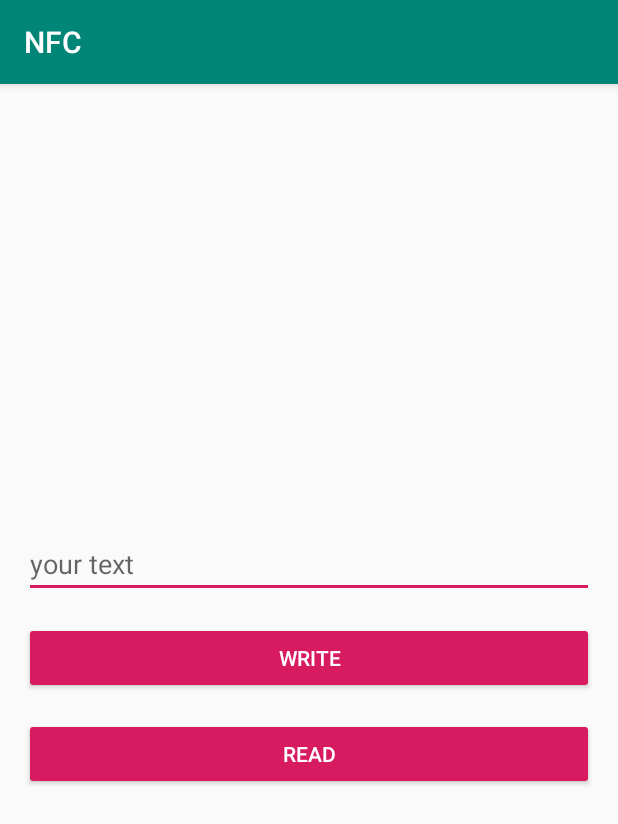
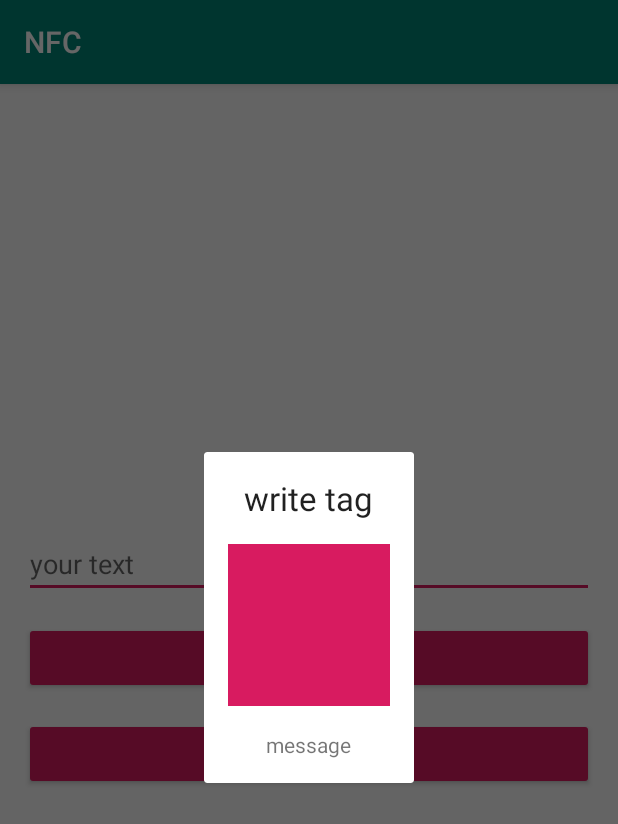
Before and after one commit to loisenjoki/NFC-Read-Write, an Android app: the screen it shows after launch (MainActivity), after a tap on "WRITE", on a phone screen of 412 x 824 dp. Shown: the top 824 px of the screen. Run offline under Robolectric (Android 15) with nearby library versions, the phone set to English and light mode, and no system bars; 1 statement that could not run was skipped.

Commit message:
created the read and write fragment

```diff
--- a/app/src/main/java/com/luisa/nfc/UI/Activities/MainActivity.kt
+++ b/app/src/main/java/com/luisa/nfc/UI/Activities/MainActivity.kt
@@ -2,28 +2,32 @@ package com.luisa.nfc.UI.Activities
 
 import android.app.PendingIntent
 import android.content.Intent
+import android.content.Intent.FLAG_ACTIVITY_SINGLE_TOP
 import android.content.IntentFilter
 import android.nfc.NfcAdapter
 import android.nfc.Tag
 import android.nfc.tech.Ndef
-import androidx.appcompat.app.AppCompatActivity
+import android.os.Build
 import android.os.Bundle
 import android.util.Log
 import android.widget.Button
 import android.widget.EditText
 import android.widget.Toast
+import androidx.annotation.RequiresApi
+import androidx.appcompat.app.AppCompatActivity
 import com.luisa.nfc.R
+import com.luisa.nfc.UI.Callbacks.DialogListener
 import com.luisa.nfc.UI.Fragments.NFCReadFragment
 import com.luisa.nfc.UI.Fragments.NFCWriteFragment
 
-class MainActivity : AppCompatActivity() {
+class MainActivity : AppCompatActivity() , DialogListener{
 
 
     private lateinit var mEtMessage: EditText
     private lateinit var mBtWrite: Button
     private lateinit var mBtRead: Button
-    private lateinit var mNfcWriteFragment: NFCWriteFragment
-    private lateinit var mNfcReadFragment: NFCReadFragment
+    private  var mNfcWriteFragment: NFCWriteFragment? = null
+    private   var mNfcReadFragment: NFCReadFragment? = null
 
 
     private var isDialogDisplayed = false
@@ -40,76 +44,100 @@ class MainActivity : AppCompatActivity() {
     }
 
     private fun initviews() {
-        mEtMessage = findViewById(R.id.et_message) as EditText
-        mBtWrite = findViewById(R.id.btn_write) as Button
-        mBtRead = findViewById(R.id.btn_read) as Button
-
+        mEtMessage = findViewById(R.id.et_message)
+        mBtWrite = findViewById(R.id.btn_write)
+        mBtRead = findViewById(R.id.btn_read)
         mBtWrite.setOnClickListener { view -> showWriteFragment() }
         mBtRead.setOnClickListener { view -> showReadFragment() }
     }
 
     private fun showReadFragment() {
+        mNfcReadFragment =(NFCReadFragment.TAG) as? NFCReadFragment
+
+        if (mNfcReadFragment == null) {
+            mNfcReadFragment = NFCReadFragment.newInstance()
+        }
+        mNfcReadFragment!!.show(supportFragmentManager, NFCReadFragment.TAG)
 
     }
 
     private fun showWriteFragment() {
         isWrite = true
-
-        mNfcWriteFragment =
-            fragmentManager.findFragmentByTag(NFCWriteFragment.TAG) as NFCWriteFragment
+        mNfcWriteFragment =(NFCWriteFragment.TAG) as? NFCWriteFragment
 
         if (mNfcWriteFragment == null) {
-
             mNfcWriteFragment = NFCWriteFragment.newInstance()
         }
-        mNfcWriteFragment.show(fragmentManager, NFCWriteFragment.TAG)
+        mNfcWriteFragment!!.show(supportFragmentManager, NFCWriteFragment.TAG)
     }
 
-    protected override fun onResume() {
+     override fun onResume() {
         super.onResume()
         val tagDetected = IntentFilter(NfcAdapter.ACTION_TAG_DISCOVERED)
         val ndefDetected = IntentFilter(NfcAdapter.ACTION_NDEF_DISCOVERED)
         val techDetected = IntentFilter(NfcAdapter.ACTION_TECH_DISCOVERED)
         val nfcIntentFilter = arrayOf(techDetected, tagDetected, ndefDetected)
-        val notifyIntent = Intent(this, MainActivity::class.java).apply {
-            flags = Intent.FLAG_ACTIVITY_SINGLE_TOP
-        }
-        val notifyPendingIntent = PendingIntent.getActivity(
-            this, 0, notifyIntent, PendingIntent.FLAG_UPDATE_CURRENT)
+         val pendingIntent = PendingIntent.getActivity(
+             this, 0, Intent().addFlags(Intent.FLAG_ACTIVITY_SINGLE_TOP), 0
+         )
+         if (mNfcAdapter != null) mNfcAdapter.enableForegroundDispatch(
+             this,
+             pendingIntent,
+             nfcIntentFilter,
+             null
+         )
 
-    }
+
+     }
 
     protected override fun onPause() {
         super.onPause()
         if (mNfcAdapter != null)
             mNfcAdapter.disableForegroundDispatch(this)
     }
-
-    protected override fun onNewIntent(intent: Intent) {
+    fun writeTag(Message:String){
         val tag = intent.getParcelableExtra<Tag>(NfcAdapter.EXTRA_TAG)
-
-        Log.d(TAG, "onNewIntent: " + intent.action!!)
-
         if (tag != null) {
-            Toast.makeText(this, "tag detected", Toast.LENGTH_SHORT)
+            Toast.makeText(applicationContext,"message", Toast.LENGTH_SHORT)
                 .show()
             val ndef = Ndef.get(tag)
+        }
+        Toast.makeText(this, "here", Toast.LENGTH_SHORT)
+    }
 
+
+    override fun onDialogDisplayed() {
+        isDialogDisplayed = true
+    }
+
+    override fun onDialogDismissed() {
+        isDialogDisplayed = false
+        isWrite = false
+    }
+
+    @RequiresApi(Build.VERSION_CODES.JELLY_BEAN)
+    override fun onNewIntent(intent: Intent) {
+        val tag = intent.getParcelableExtra<Tag>(NfcAdapter.EXTRA_TAG)
+        Log.d(TAG, "onNewIntent: " + intent.action)
+        if (tag != null) {
+            Toast.makeText(this,"tag detected", Toast.LENGTH_SHORT)
+                .show()
+            val ndef = Ndef.get(tag)
             if (isDialogDisplayed) {
-
                 if (isWrite) {
-
-                    val messageToWrite = mEtMessage.getText().toString()
+                    val messageToWrite = mEtMessage.text.toString()
                     mNfcWriteFragment =
                         fragmentManager.findFragmentByTag(NFCWriteFragment.TAG) as NFCWriteFragment
-                    mNfcWriteFragment.onNfcDetected(ndef, messageToWrite)
-
+                    mNfcWriteFragment!!.onNfcDetected(ndef, messageToWrite)
+                } else {
+                    mNfcReadFragment =(NFCReadFragment.TAG) as NFCReadFragment
+                    mNfcReadFragment!!.onNfcDetected(ndef)
                 }
             }
         }
     }
     companion object {
-
         val TAG = MainActivity::class.java.simpleName
     }
+
 }
--- /dev/null
+++ b/app/src/main/java/com/luisa/nfc/UI/Callbacks/DialogListener.kt
@@ -0,0 +1,6 @@
+package com.luisa.nfc.UI.Callbacks
+
+ interface DialogListener {
+    fun onDialogDisplayed()
+    fun onDialogDismissed()
+}
--- a/app/src/main/java/com/luisa/nfc/UI/Fragments/NFCWriteFragment.kt
+++ b/app/src/main/java/com/luisa/nfc/UI/Fragments/NFCWriteFragment.kt
@@ -1,14 +1,29 @@
 package com.luisa.nfc.UI.Fragments
 
 import android.app.FragmentManager
+import android.content.Context
+import android.nfc.FormatException
+import android.nfc.NdefMessage
+import android.nfc.NdefRecord
 import android.nfc.tech.Ndef
+import android.os.Build
+import android.os.Bundle
+import android.util.Log
+import android.view.LayoutInflater
 import android.view.View
+import android.view.ViewGroup
+import android.widget.ProgressBar
+import android.widget.TextView
+import androidx.annotation.Nullable
+import androidx.annotation.RequiresApi
 import androidx.fragment.app.DialogFragment
-import androidx.fragment.app.Fragment
+import com.luisa.nfc.R
+import com.luisa.nfc.UI.Activities.MainActivity
+import com.luisa.nfc.UI.Callbacks.DialogListener
+import java.io.IOException
+import java.nio.charset.Charset
 
 class NFCWriteFragment : DialogFragment(){
-    fun show(fragmentManager: FragmentManager?, tag: String) {
-    }
 
     companion object {
         fun newInstance(): NFCWriteFragment {
@@ -19,9 +34,67 @@ class NFCWriteFragment : DialogFragment(){
         val TAG = "TAG"
     }
 
+    private var mTvMessage: TextView? = null
+    private var mProgress: ProgressBar? = null
+    private lateinit var mListener: DialogListener
+    @Nullable
+    override fun onCreateView(
+        inflater: LayoutInflater,
+        container: ViewGroup?,
+        savedInstanceState: Bundle?): View? {
+        val view: View = inflater.inflate(R.layout.nfcwrite_dialog, container, false)
+        initViews(view)
+        return view
+    }
+
+    private fun initViews(view: View) {
+        mTvMessage = view.findViewById<View>(R.id.tv_message) as TextView
+        mProgress = view.findViewById<View>(R.id.progress) as ProgressBar
+    }
+
+    override fun onAttach(context: Context) {
+        super.onAttach(context)
+        mListener = context as MainActivity
+        mListener.onDialogDisplayed()
+    }
+
+    override fun onDetach() {
+        super.onDetach()
+        mListener.onDialogDismissed()
+    }
+
+
+    @RequiresApi(Build.VERSION_CODES.JELLY_BEAN)
     fun onNfcDetected(ndef: Ndef, messageToWrite: String) {
+        mProgress!!.visibility = View.VISIBLE
+        writeToNfc(ndef, messageToWrite)
+    }
+    @RequiresApi(Build.VERSION_CODES.JELLY_BEAN)
+    private fun writeToNfc(ndef: Ndef, message: String) {
+        mTvMessage!!.text = "write semething"
+        if (ndef != null) {
+            try {
+                ndef.connect()
+                val mimeRecord = NdefRecord.createMime(
+                    "text/plain",
+                    message.toByteArray(Charset.forName("US-ASCII"))
+                )
+                ndef.writeNdefMessage(NdefMessage(mimeRecord))
+                ndef.close()
+                //Write Successful
+                mTvMessage!!.text = "Success"
+                Log.e(TAG,"Success")
 
-       // mProgress.setVisibility(View.VISIBLE)
-        //writeToNfc(ndef, messageToWrite)
+            } catch (e: IOException) {
+                e.printStackTrace()
+                mTvMessage!!.text = "something is wrong"
+            } catch (e: FormatException) {
+                e.printStackTrace()
+                mTvMessage!!.text = "something is wrong"
+            } finally {
+                mProgress!!.visibility = View.GONE
+            }
+        }
     }
+
 }
--- a/app/src/main/res/layout/activity_main.xml
+++ b/app/src/main/res/layout/activity_main.xml
@@ -15,7 +15,6 @@
         android:layout_width="match_parent"
         android:layout_height="wrap_content"
         android:hint="your text"/>
-
     <Button
         android:id="@+id/btn_write"
         android:layout_width="match_parent"
--- /dev/null
+++ b/app/src/main/res/layout/nfcwrite_dialog.xml
@@ -0,0 +1,42 @@
+<?xml version="1.0" encoding="utf-8"?>
+<LinearLayout
+    xmlns:android="http://schemas.android.com/apk/res/android"
+    android:orientation="vertical"
+    android:layout_width="match_parent"
+    android:layout_height="match_parent"
+    android:padding="@dimen/activity_horizontal_margin">
+
+    <TextView
+        android:id="@+id/title"
+        android:layout_width="wrap_content"
+        android:layout_height="wrap_content"
+        android:layout_gravity="center"
+        android:text="write tag"
+        android:textAppearance="?android:attr/textAppearanceLarge"/>
+
+    <ImageView
+        android:id="@+id/logo"
+        android:layout_width="wrap_content"
+        android:layout_height="wrap_content"
+        android:layout_gravity="center"
+        android:src="@drawable/ic_launcher_background"
+        android:layout_marginTop="@dimen/activity_horizontal_margin"
+        android:tint="@color/colorAccent"/>
+
+    <ProgressBar
+        android:id="@+id/progress"
+        android:layout_width="wrap_content"
+        android:layout_height="wrap_content"
+        android:layout_gravity="center"
+        android:layout_marginTop="@dimen/activity_horizontal_margin"
+        android:visibility="gone"/>
+
+    <TextView
+        android:id="@+id/tv_message"
+        android:layout_width="wrap_content"
+        android:layout_height="wrap_content"
+        android:layout_gravity="center"
+        android:layout_marginTop="@dimen/activity_horizontal_margin"
+        android:text="message"/>
+
+</LinearLayout>
```
Also changed, not shown: app/src/main/java/com/luisa/nfc/UI/Fragments/NFCReadFragment.kt (+77 -1 lines), app/src/main/res/layout/read_fragment.xml (added, +34 -0 lines).
